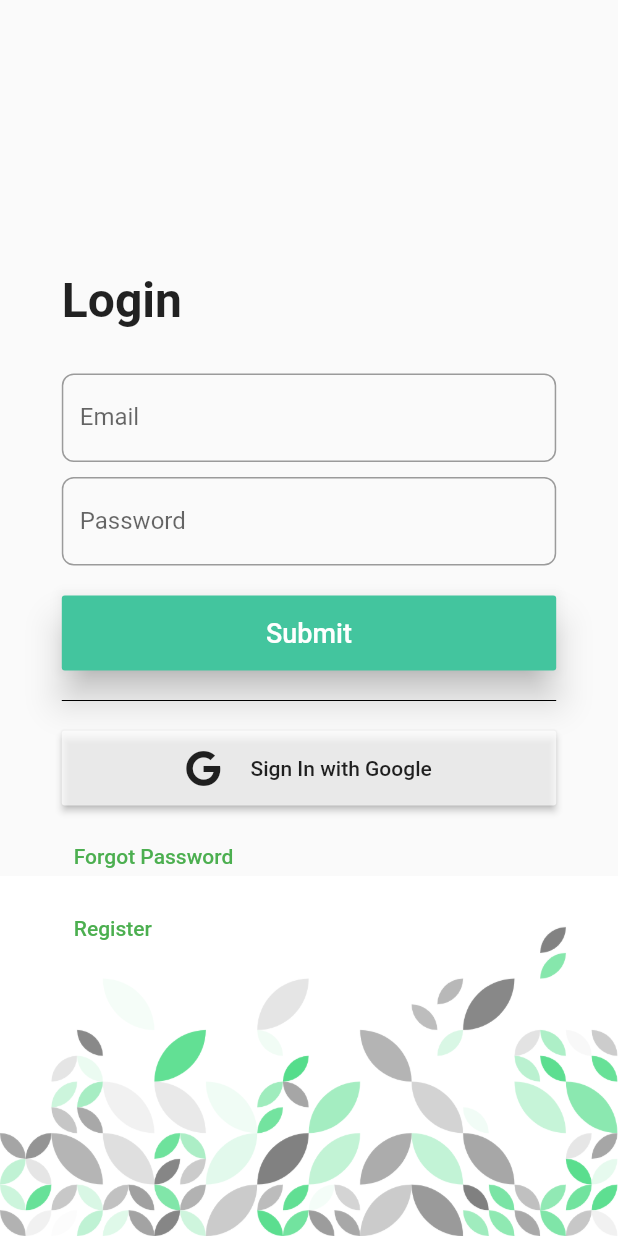
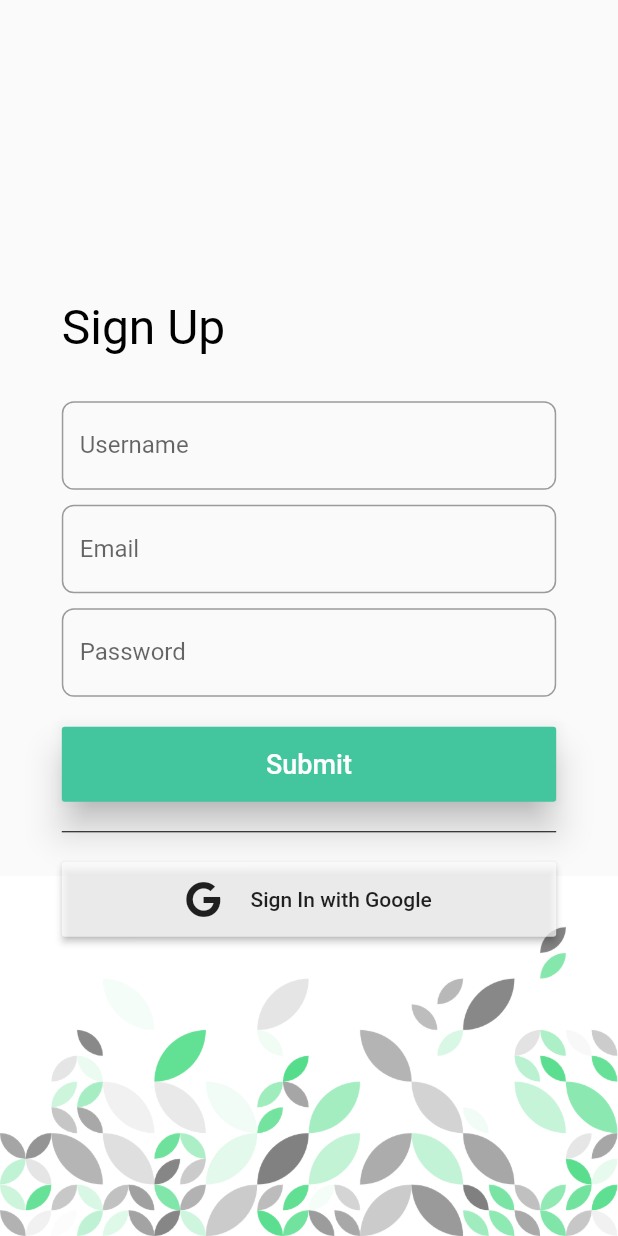
Before and after one commit to YogeshUpdhyay/savings_target, a Flutter app: the Login screen opened by its route, after a tap on "Register", on a phone screen of 412 x 824 dp. Run offline on Flutter 3.47's test engine with Material 2 defaults, Android fonts, the phone set to English and light mode, and no system bars; our stand-ins replace font_awesome_flutter, google_fonts; missing offline and left inert: ms_undraw.

Commit message:
sign up updated

```diff
--- a/lib/main.dart
+++ b/lib/main.dart
@@ -1,6 +1,7 @@
 import 'package:flutter/material.dart';
 import 'package:saving_traget/views/landing.dart';
 import 'package:saving_traget/views/login.dart';
+import 'package:saving_traget/views/signup.dart';
 
 void main() {
   runApp(MyApp());
@@ -17,7 +18,8 @@ class MyApp extends StatelessWidget {
       ),
       routes: {
         '/': (context) => Landing(),
-        '/login': (context) => Login()
+        '/login': (context) => Login(),
+        '/signup': (context) => SignUp()
       },
       initialRoute: '/',
     );
--- a/lib/views/login.dart
+++ b/lib/views/login.dart
@@ -51,6 +51,7 @@ class _LoginState extends State<Login> {
                   ),
                   SizedBox(height: 10.0,),
                   TextField(
+                    obscureText: true,
                     decoration: InputDecoration(
                       labelText: "Password",
                       border: OutlineInputBorder(
@@ -104,7 +105,7 @@ class _LoginState extends State<Login> {
                     )
                   ),
                   TextButton(
-                    onPressed: () {},
+                    onPressed: () => Navigator.of(context).pushNamed('/signup'),
                     child: Text(
                       "Register",
                       style: GoogleFonts.montserratAlternates(),
--- a/lib/views/signup.dart
+++ b/lib/views/signup.dart
@@ -0,0 +1,117 @@
+import 'package:flutter/material.dart';
+import 'package:font_awesome_flutter/font_awesome_flutter.dart';
+import 'package:google_fonts/google_fonts.dart';
+
+class SignUp extends StatefulWidget {
+  const SignUp({ Key? key }) : super(key: key);
+
+  @override
+  _SignUpState createState() => _SignUpState();
+}
+
+class _SignUpState extends State<SignUp> {
+  @override
+  Widget build(BuildContext context) {
+
+    final size = MediaQuery.of(context).size;
+
+    return Scaffold(
+      body: SafeArea(
+        child: Stack(
+          children: [
+            Positioned(
+              bottom: 0,
+              child: Image.asset(
+                "assets/img/bottomDrop.png",
+                width: size.width,
+              ),
+            ),
+            Container(
+              margin: EdgeInsets.symmetric(horizontal: size.width*0.1),
+              child: Column(
+                mainAxisAlignment: MainAxisAlignment.center,
+                crossAxisAlignment: CrossAxisAlignment.start,
+                children: [
+                  Text(
+                    "Sign Up",
+                    style: GoogleFonts.montserratAlternates(
+                      color: Colors.black,
+                      fontSize: 32
+                    ),
+                  ),
+                  SizedBox(height: 30.0,),
+                  TextField(
+                    decoration: InputDecoration(
+                      labelText: "Username",
+                      border: OutlineInputBorder(
+                        borderRadius: BorderRadius.circular(8.0),
+                        borderSide: BorderSide(color: Colors.black)
+                      )
+                    ),
+                  ),
+                  SizedBox(height: 10.0,),
+                  TextField(
+                    decoration: InputDecoration(
+                      labelText: "Email",
+                      border: OutlineInputBorder(
+                        borderRadius: BorderRadius.circular(8.0),
+                        borderSide: BorderSide(color: Colors.black)
+                      )
+                    ),
+                  ),
+                  SizedBox(height: 10.0,),
+                  TextField(
+                    obscureText: true,
+                    decoration: InputDecoration(
+                      labelText: "Password",
+                      border: OutlineInputBorder(
+                        borderRadius: BorderRadius.circular(8.0),
+                        borderSide: BorderSide(color: Colors.black)
+                      )
+                    ),
+                  ),
+                  SizedBox(height: 20.0,),
+                  MaterialButton(
+                    onPressed: () {},
+                    color: const Color(0xff43c59e),
+                    height: 50,
+                    minWidth: size.width*0.8,
+                    elevation: 10.0,
+                    child: Text(
+                      "Submit",
+                      style: GoogleFonts.montserratAlternates(
+                        color: Colors.white,
+                        fontSize: 18
+                      ),
+                    )
+                  ),
+                  Divider(
+                    color: Colors.black,
+                    height: 40.0,
+                  ),
+                  MaterialButton(
+                    onPressed: () {},
+                    minWidth: size.width*0.8,
+                    height: 50,
+                    color: Colors.white70,
+                    child: Row(
+                      mainAxisAlignment: MainAxisAlignment.center,
+                      children: [
+                        FaIcon(FontAwesomeIcons.google),
+                        SizedBox(width: 20.0,),
+                        Text(
+                          "Sign In with Google",
+                          style: GoogleFonts.montserratAlternates(),
+                        )
+                      ],
+                    ),
+                  ),
+                ],
+              ),
+            )
+          ],
+        ),
+      ),
+    );
+  }
+}
```
